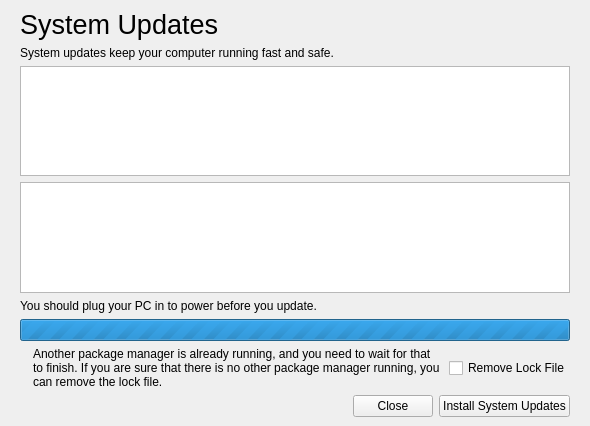
The window that updatewindow.ui (vicr123/thepackage) describes before a commit, drawn with Qt 5.
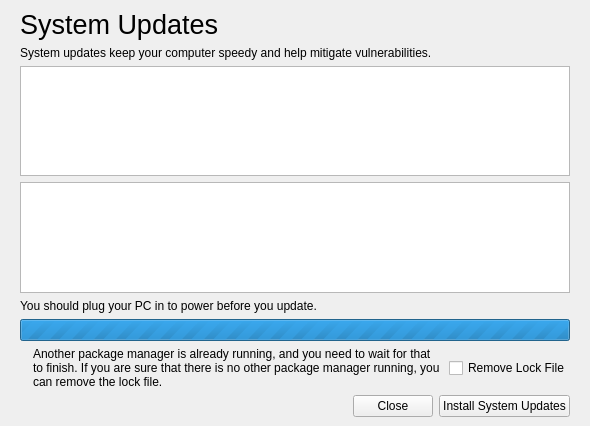
The same window after the commit. Icons and pictures are not drawn.

The edit to the form file:
```diff
--- a/updatewindow.ui
+++ b/updatewindow.ui
@@ -40,7 +40,7 @@
     <item>
      <widget class="QLabel" name="label">
       <property name="text">
-       <string>System updates keep your computer running fast and safe.</string>
+       <string>System updates keep your computer speedy and help mitigate vulnerabilities.</string>
       </property>
      </widget>
     </item>
```
